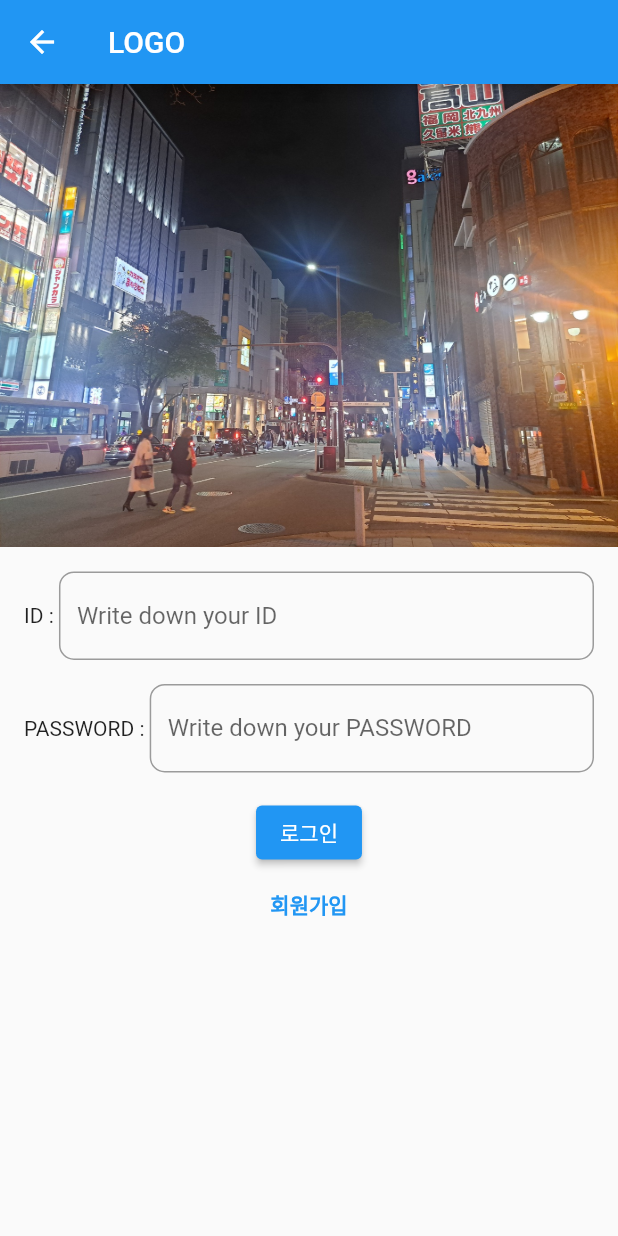
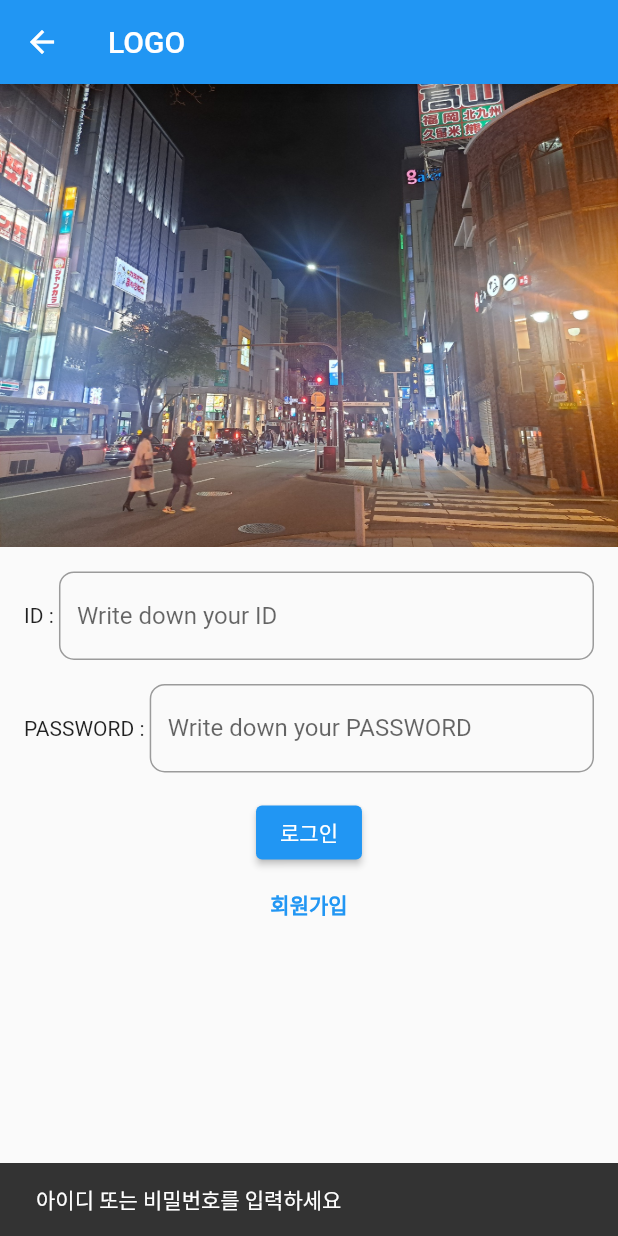
Before and after one commit to hongcheol5125/shopping_app, a Flutter app: the screen it shows after launch, after a tap on "로그인", on a phone screen of 412 x 824 dp. Run offline on Flutter 3.47's test engine with Material 2 defaults, Android fonts, the phone set to English and light mode, and no system bars; our stand-ins replace cloud_firestore, firebase_core; accounts and stored records are empty.

Commit message:
로그인 완성!(판매자와 구매자 페이지 나눠서 로그인!)

```diff
--- a/lib/main.dart
+++ b/lib/main.dart
@@ -1,6 +1,6 @@
 import 'package:firebase_core/firebase_core.dart';
 import 'package:flutter/material.dart';
-import 'package:shopping_app/page/homepage.dart';
+import 'package:shopping_app/page/homepageceller.dart';
 import 'package:shopping_app/page/log_in_page.dart';
 import 'package:shopping_app/page/splashpage.dart';
 // Import the generated file
--- a/lib/model/user.dart
+++ b/lib/model/user.dart
@@ -13,7 +13,7 @@ class User {
   factory User.fromJson(Map<String, dynamic> json) => _$UserFromJson(json);
   Map<String, dynamic> toJson() => _$UserToJson(this);
 }
-
+// "register_page 145번줄" 이렇게 써야 오타로 인한 에러 방지된다!
 class UserType {
   static String celler = "운영자";
   static String buyer = "구매자";
--- a/lib/page/homepage.dart
+++ b/lib/page/homepageceller.dart
@@ -1,7 +1,7 @@
 import 'package:flutter/material.dart';
 
-class HomePage extends StatelessWidget {
-  const HomePage({super.key});
+class HomePageCeller extends StatelessWidget {
+  const HomePageCeller({super.key});
 
   @override
   Widget build(BuildContext context) {
--- a/lib/page/log_in_page.dart
+++ b/lib/page/log_in_page.dart
@@ -1,5 +1,10 @@
+import 'package:cloud_firestore/cloud_firestore.dart';
 import 'package:flutter/material.dart';
+import 'package:shopping_app/page/homepagebuyer.dart';
+import 'package:shopping_app/page/homepageceller.dart';
 import 'package:shopping_app/page/register_page.dart';
+
+import '../model/user.dart';
 
 class LogInPage extends StatefulWidget {
   const LogInPage({super.key});
@@ -17,16 +22,25 @@ class _LogInPageState extends State<LogInPage> {
         .push(MaterialPageRoute(builder: (context) => RegisterPage()));
   }
 
-  @override
-  Widget build(BuildContext context) {
-    return Scaffold(
-      appBar: AppBar(
-        title: Text('LOGO'),
-      ),
-      body: Column(
-        children: [
-          Image.asset('asset/img/japan6.jpg'),
-          Padding(
+  goToHomePageCeller() {
+    Navigator.of(context)
+        .push(MaterialPageRoute(builder: (context) => HomePageCeller()));
+  }
+
+  goToHomePageBuyer() {
+    Navigator.of(context)
+        .push(MaterialPageRoute(builder: (context) => HomePageBuyer()));
+  }
+
+  showSnackBar(String text) {
+    SnackBar snackBar = SnackBar(
+      content: Text(text),
+    );
+    ScaffoldMessenger.of(context).showSnackBar(snackBar);
+  }
+
+  Widget _textField() {
+    return Padding(
       padding: const EdgeInsets.only(top: 16, right: 16, left: 16),
       child: Column(
         children: [
@@ -61,13 +75,52 @@ class _LogInPageState extends State<LogInPage> {
           ),
         ],
       ),
-          ),
-          SizedBox(height: 16),
-          ElevatedButton(
-            onPressed: () {},
+    );
+  }
+
+  Widget _elevatedButton() {
+    return ElevatedButton(
+      onPressed: () async {
+        String? _idAtFirestore;
+        String? _pwAtFirestore;
+        String? _typeAtFirestore;
+        if (idController.text == '' || pwController.text == '') {
+          showSnackBar('아이디 또는 비밀번호를 입력하세요');
+        } else {
+          await FirebaseFirestore.instance
+              .collection('users')
+              .doc(idController.text)
+              .get()
+              .then((value) {
+            if (value.exists) {
+              Map<String, dynamic> data = value.data() as Map<String, dynamic>;
+              _idAtFirestore = data['id'];
+              _pwAtFirestore = data['password'];
+              _typeAtFirestore = data['type'];
+            }
+          });
+          if (idController.text != _idAtFirestore) {
+            showSnackBar('아이디가 존재하지 않습니다.');
+          } else {
+            if (pwController.text != _pwAtFirestore) {
+              showSnackBar('비밀번호가 일치하지 않습니다.');
+            } else {
+              String userType = UserType.celler;
+              if (_typeAtFirestore == userType) {
+                goToHomePageCeller();
+              } else {
+                goToHomePageBuyer();
+              }
+            }
+          }
+        }
+      },
       child: Text('로그인'),
-          ),
-          TextButton(
+    );
+  }
+
+  Widget _textButton() {
+    return TextButton(
       onPressed: () {
         goToRegisterPage();
       },
@@ -76,7 +129,23 @@ class _LogInPageState extends State<LogInPage> {
         style: TextStyle(
           fontWeight: FontWeight.bold,
         ),
-              ))
+      ),
+    );
+  }
+
+  @override
+  Widget build(BuildContext context) {
+    return Scaffold(
+      appBar: AppBar(
+        title: Text('LOGO'),
+      ),
+      body: Column(
+        children: [
+          Image.asset('asset/img/japan6.jpg'),
+          _textField(),
+          SizedBox(height: 16),
+          _elevatedButton(),
+          _textButton(),
         ],
       ),
     );
--- a/lib/page/splashpage.dart
+++ b/lib/page/splashpage.dart
@@ -1,5 +1,4 @@
 import 'package:flutter/material.dart';
-import 'package:shopping_app/page/homepage.dart';
 import 'package:shopping_app/page/log_in_page.dart';
 
 class SplashPage extends StatefulWidget {
```
Also changed, not shown: lib/page/homepagebuyer.dart (added, +15 -0 lines), lib/page/register_page.dart (+16 -12 lines). Lines whose indentation alone changed are shown as unchanged.
